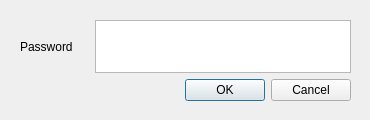
First picture: the form in gui/ModeratorLogin.ui, repository Howest-AdvMathProg/project-2021-Joren-vanGoethem, before the edit.
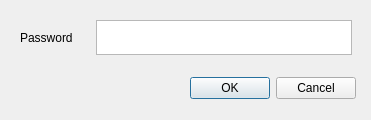
Second picture: the form after the edit.

```diff
--- a/gui/ModeratorLogin.ui
+++ b/gui/ModeratorLogin.ui
@@ -6,25 +6,45 @@
    <rect>
     <x>0</x>
     <y>0</y>
-    <width>370</width>
+    <width>371</width>
     <height>120</height>
    </rect>
   </property>
   <property name="windowTitle">
    <string>Moderator Login</string>
   </property>
-  <widget class="QWidget" name="">
+  <widget class="QWidget" name="layoutWidget">
    <property name="geometry">
     <rect>
      <x>20</x>
      <y>20</y>
-     <width>331</width>
-     <height>81</height>
+     <width>336</width>
+     <height>79</height>
     </rect>
    </property>
-   <layout class="QGridLayout" name="gridLayout">
+   <layout class="QGridLayout" name="gridLayout_2">
     <item row="0" column="0">
-     <widget class="QLabel" name="label">
+     <layout class="QFormLayout" name="formLayout">
+      <item row="0" column="0">
+       <widget class="QLabel" name="label_2">
+        <property name="sizePolicy">
+         <sizepolicy hsizetype="Fixed" vsizetype="Fixed">
+          <horstretch>0</horstretch>
+          <verstretch>0</verstretch>
+         </sizepolicy>
+        </property>
+        <property name="minimumSize">
+         <size>
+          <width>70</width>
+          <height>35</height>
+         </size>
+        </property>
+        <property name="maximumSize">
+         <size>
+          <width>16777215</width>
+          <height>35</height>
+         </size>
+        </property>
       <property name="text">
        <string>Password</string>
       </property>
@@ -34,20 +54,37 @@
      </widget>
     </item>
     <item row="0" column="1">
-     <widget class="QPlainTextEdit" name="plainTextEdit">
+       <widget class="QPlainTextEdit" name="plainTextEdit_2">
       <property name="sizePolicy">
-       <sizepolicy hsizetype="Fixed" vsizetype="Fixed">
+         <sizepolicy hsizetype="Maximum" vsizetype="Maximum">
         <horstretch>0</horstretch>
         <verstretch>0</verstretch>
        </sizepolicy>
       </property>
+        <property name="minimumSize">
+         <size>
+          <width>0</width>
+          <height>35</height>
+         </size>
+        </property>
+        <property name="maximumSize">
+         <size>
+          <width>256</width>
+          <height>35</height>
+         </size>
+        </property>
+        <property name="inputMethodHints">
+         <set>Qt::ImhMultiLine</set>
+        </property>
       <property name="verticalScrollBarPolicy">
        <enum>Qt::ScrollBarAlwaysOff</enum>
       </property>
      </widget>
     </item>
-    <item row="1" column="0" colspan="2">
-     <widget class="QDialogButtonBox" name="buttonBox">
+     </layout>
+    </item>
+    <item row="1" column="0">
+     <widget class="QDialogButtonBox" name="buttonBox_2">
       <property name="orientation">
        <enum>Qt::Horizontal</enum>
       </property>
```
Left out of the diff: 22 changed lines with no effect on the pictures. Lines whose indentation alone changed are shown as unchanged.
